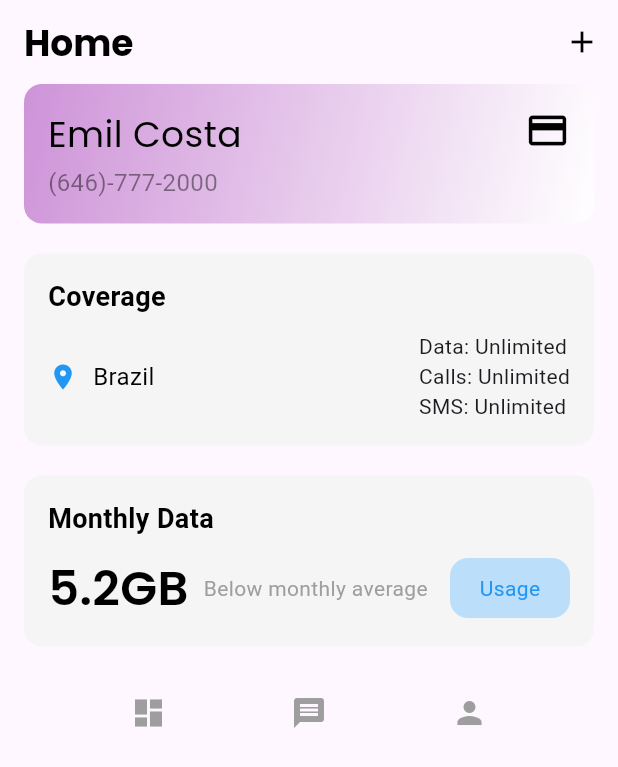
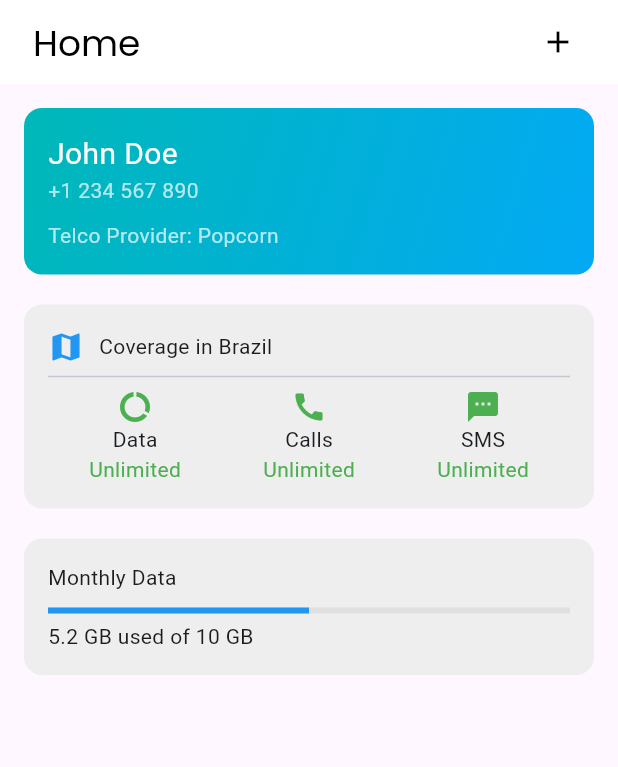
Before and after one commit to JoeDareZone/signalsync, a Flutter app: the HomePage screen opened directly, on a phone screen of 412 x 824 dp. Shown: the top 767 px of the screen. Run offline on Flutter 3.47's test engine with Material 3 defaults, Android fonts, the phone set to English and light mode, and no system bars; our stand-ins replace firebase_auth, firebase_core, google_fonts, google_sign_in, lottie, smooth_page_indicator; accounts and stored records are empty; statements that could not run were skipped.

Commit message:
feat: :sparkles: Add navigation

```diff
--- a/lib/main.dart
+++ b/lib/main.dart
@@ -1,6 +1,8 @@
 import 'package:firebase_core/firebase_core.dart';
 import 'package:flutter/material.dart';
-import 'package:signalsync/screens/onboarding/onboarding_screen.dart';
+import 'package:signalsync/screens/navigation/chat_page.dart';
+import 'package:signalsync/screens/navigation/home_page.dart';
+import 'package:signalsync/screens/navigation/profile_page.dart';
 
 import 'services/firebase_options.dart';
 
@@ -9,17 +11,54 @@ void main() async {
   await Firebase.initializeApp(
     options: DefaultFirebaseOptions.currentPlatform,
   );
-  runApp(const MyApp());
+  runApp(MyApp());
 }
 
 class MyApp extends StatelessWidget {
-  const MyApp({super.key});
-
   @override
   Widget build(BuildContext context) {
     return MaterialApp(
       debugShowCheckedModeBanner: false,
-      home: OnboardingScreen(),
+      home: MainApp(),
     );
   }
 }
+
+class MainApp extends StatefulWidget {
+  const MainApp({super.key});
+
+  @override
+  _MainAppState createState() => _MainAppState();
+}
+
+class _MainAppState extends State<MainApp> {
+  int _selectedIndex = 0;
+
+  final List<Widget> _screens = [
+    HomePage(),
+    ChatPage(),
+    ProfilePage(),
+  ];
+
+  void _onTabTapped(int index) {
+    setState(() {
+      _selectedIndex = index;
+    });
+  }
+
+  @override
+  Widget build(BuildContext context) {
+    return Scaffold(
+      body: _screens[_selectedIndex],
+      bottomNavigationBar: BottomNavigationBar(
+        currentIndex: _selectedIndex,
+        onTap: _onTabTapped,
+        items: const [
+          BottomNavigationBarItem(icon: Icon(Icons.home), label: 'Home'),
+          BottomNavigationBarItem(icon: Icon(Icons.chat), label: 'Chat'),
+          BottomNavigationBarItem(icon: Icon(Icons.person), label: 'Profile'),
+        ],
+      ),
+    );
+  }
+}
--- a/lib/screens/auth/auth_page.dart
+++ b/lib/screens/auth/auth_page.dart
@@ -2,7 +2,7 @@ import 'package:firebase_auth/firebase_auth.dart';
 import 'package:flutter/material.dart';
 import 'package:signalsync/screens/auth/welcome_page.dart';
 
-import '../home/home_page.dart';
+import '../navigation/home_page.dart';
 
 class AuthPage extends StatelessWidget {
   const AuthPage({super.key});
--- a/lib/screens/auth/register_page.dart
+++ b/lib/screens/auth/register_page.dart
@@ -5,7 +5,7 @@ import 'package:signalsync/components/my_button.dart';
 import 'package:signalsync/components/my_textfield.dart';
 import 'package:signalsync/components/square_tile.dart';
 import 'package:signalsync/screens/auth/login_page.dart';
-import 'package:signalsync/screens/home/home_page.dart';
+import 'package:signalsync/screens/navigation/home_page.dart';
 import 'package:signalsync/services/auth/auth_service.dart';
 import 'package:signalsync/theme/colors.dart';
 
--- a/lib/screens/home/home_page.dart
+++ /dev/null
@@ -1,201 +0,0 @@
-import 'package:flutter/material.dart';
-import 'package:google_fonts/google_fonts.dart';
-
-class HomePage extends StatelessWidget {
-  const HomePage({super.key});
-
-  @override
-  Widget build(BuildContext context) {
-    return Scaffold(
-      appBar: AppBar(
-        automaticallyImplyLeading: false,
-        backgroundColor: Colors.transparent,
-        elevation: 0,
-        centerTitle: false,
-        title: Text(
-          'Home',
-          style: GoogleFonts.poppins(
-            fontSize: 24,
-            fontWeight: FontWeight.bold,
-            color: Colors.black,
-          ),
-        ),
-        actions: [
-          IconButton(
-            onPressed: () {},
-            icon: const Icon(Icons.add, color: Colors.black),
-          ),
-        ],
-      ),
-      body: SingleChildScrollView(
-        child: Padding(
-          padding: const EdgeInsets.symmetric(horizontal: 16.0),
-          child: Column(
-            crossAxisAlignment: CrossAxisAlignment.start,
-            children: [
-              // User Card Section
-              Container(
-                padding: const EdgeInsets.all(16),
-                decoration: BoxDecoration(
-                  borderRadius: BorderRadius.circular(12),
-                  gradient: LinearGradient(
-                    colors: [Colors.purple.shade200, Colors.white],
-                    begin: Alignment.topLeft,
-                    end: Alignment.bottomRight,
-                  ),
-                ),
-                child: Row(
-                  crossAxisAlignment: CrossAxisAlignment.start,
-                  children: [
-                    Column(
-                      crossAxisAlignment: CrossAxisAlignment.start,
-                      children: [
-                        Text(
-                          'Emil Costa',
-                          style: GoogleFonts.poppins(
-                            fontSize: 24,
-                            color: Colors.black,
-                          ),
-                        ),
-                        const SizedBox(height: 4),
-                        const Text(
-                          '(646)-777-2000',
-                          style: TextStyle(
-                            fontSize: 16,
-                            color: Colors.black45,
-                          ),
-                        ),
-                      ],
-                    ),
-                    const Spacer(),
-                    Icon(Icons.credit_card, size: 30, color: Colors.black),
-                  ],
-                ),
-              ),
-              const SizedBox(height: 20),
-              // Coverage Section
-              Container(
-                padding: const EdgeInsets.all(16),
-                decoration: BoxDecoration(
-                  borderRadius: BorderRadius.circular(12),
-                  color: Colors.grey.shade100,
-                ),
-                child: Column(
-                  crossAxisAlignment: CrossAxisAlignment.start,
-                  children: [
-                    const Text(
-                      'Coverage',
-                      style: TextStyle(
-                        fontSize: 18,
-                        fontWeight: FontWeight.w600,
-                        color: Colors.black,
-                      ),
-                    ),
-                    const SizedBox(height: 10),
-                    Row(
-                      children: [
-                        const Icon(Icons.location_on,
-                            size: 20, color: Colors.blue),
-                        const SizedBox(width: 10),
-                        const Text(
-                          'Brazil',
-                          style: TextStyle(fontSize: 16, color: Colors.black),
-                        ),
-                        const Spacer(),
-                        Column(
-                          crossAxisAlignment: CrossAxisAlignment.start,
-                          children: const [
-                            Text('Data: Unlimited',
-                                style: TextStyle(fontSize: 14)),
-                            Text('Calls: Unlimited',
-                                style: TextStyle(fontSize: 14)),
-                            Text('SMS: Unlimited',
-                                style: TextStyle(fontSize: 14)),
-                          ],
-                        )
-                      ],
-                    )
-                  ],
-                ),
-              ),
-              const SizedBox(height: 20),
-              // Monthly Data Section
-              Container(
-                padding: const EdgeInsets.all(16),
-                decoration: BoxDecoration(
-                  borderRadius: BorderRadius.circular(12),
-                  color: Colors.grey.shade100,
-                ),
-                child: Column(
-                  crossAxisAlignment: CrossAxisAlignment.start,
-                  children: [
-                    const Text(
-                      'Monthly Data',
-                      style: TextStyle(
-                        fontSize: 18,
-                        fontWeight: FontWeight.w600,
-                        color: Colors.black,
-                      ),
-                    ),
-                    const SizedBox(height: 10),
-                    Row(
-                      children: [
-                        Text(
-                          '5.2GB',
-                          style: GoogleFonts.poppins(
-                            fontSize: 32,
-                            fontWeight: FontWeight.w600,
-                            color: Colors.black,
-                          ),
-                        ),
-                        const SizedBox(width: 10),
-                        const Text(
-                          'Below monthly average',
-                          style: TextStyle(fontSize: 14, color: Colors.grey),
-                        ),
-                        const Spacer(),
-                        Container(
-                          height: 40,
-                          width: 80,
-                          decoration: BoxDecoration(
-                            borderRadius: BorderRadius.circular(12),
-                            color: Colors.blue.shade100,
-                          ),
-                          child: const Center(
-                            child: Text(
-                              'Usage',
-                              style: TextStyle(color: Colors.blue),
-                            ),
-                          ),
-                        ),
-                      ],
-                    )
-                  ],
-                ),
-              ),
-              const SizedBox(height: 20),
-              // Bottom Navigation
-              Row(
-                mainAxisAlignment: MainAxisAlignment.spaceEvenly,
-                children: [
-                  IconButton(
-                    onPressed: () {},
-                    icon: const Icon(Icons.dashboard, color: Colors.grey),
-                  ),
-                  IconButton(
-                    onPressed: () {},
-                    icon: const Icon(Icons.message, color: Colors.grey),
-                  ),
-                  IconButton(
-                    onPressed: () {},
-                    icon: const Icon(Icons.person, color: Colors.grey),
-                  ),
-                ],
-              ),
-            ],
-          ),
-        ),
-      ),
-    );
-  }
-}
--- /dev/null
+++ b/lib/screens/navigation/chat_page.dart
@@ -0,0 +1,19 @@
+import 'package:flutter/material.dart';
+
+class ChatPage extends StatelessWidget {
+  const ChatPage({super.key});
+
+  @override
+  Widget build(BuildContext context) {
+    return Scaffold(
+      appBar: AppBar(
+        title: Text('Chat', style: TextStyle(color: Colors.black)),
+        backgroundColor: Colors.white,
+        elevation: 0,
+      ),
+      body: Center(
+        child: Text('Chat functionality coming soon!'),
+      ),
+    );
+  }
+}
--- /dev/null
+++ b/lib/screens/navigation/home_page.dart
@@ -0,0 +1,151 @@
+import 'package:flutter/material.dart';
+import 'package:google_fonts/google_fonts.dart';
+
+import '../../theme/colors.dart';
+
+class HomePage extends StatelessWidget {
+  const HomePage({super.key});
+
+  @override
+  Widget build(BuildContext context) {
+    return Scaffold(
+      appBar: AppBar(
+        automaticallyImplyLeading: false,
+        backgroundColor: AppColors.white,
+        elevation: 0,
+        centerTitle: false,
+        title: Padding(
+          padding: const EdgeInsets.symmetric(horizontal: 6.0),
+          child: Text(
+            'Home',
+            style: GoogleFonts.poppins(
+              fontSize: 24,
+              color: Colors.black,
+            ),
+          ),
+        ),
+        actions: [
+          Padding(
+            padding: const EdgeInsets.only(right: 16.0),
+            child: IconButton(
+              onPressed: () {},
+              icon: const Icon(Icons.add, color: Colors.black),
+            ),
+          ),
+        ],
+      ),
+      body: SingleChildScrollView(
+        padding: const EdgeInsets.all(16.0),
+        child: Column(
+          crossAxisAlignment: CrossAxisAlignment.start,
+          children: [
+            // User Card
+            AnimatedOpacity(
+              opacity: 1.0,
+              duration: Duration(seconds: 1),
+              child: Container(
+                width: double.infinity,
+                padding: EdgeInsets.all(16),
+                decoration: BoxDecoration(
+                  gradient: LinearGradient(
+                    colors: [AppColors.accentTeal, Colors.lightBlue],
+                    begin: Alignment.topLeft,
+                    end: Alignment.bottomRight,
+                  ),
+                  borderRadius: BorderRadius.circular(12),
+                ),
+                child: Column(
+                  crossAxisAlignment: CrossAxisAlignment.start,
+                  children: [
+                    Text('John Doe',
+                        style: TextStyle(color: Colors.white, fontSize: 20)),
+                    Text('+1 234 567 890',
+                        style: TextStyle(color: Colors.white70)),
+                    SizedBox(height: 10),
+                    Text('Telco Provider: Popcorn',
+                        style: TextStyle(color: Colors.white70)),
+                  ],
+                ),
+              ),
+            ),
+            SizedBox(height: 20),
+
+            // Coverage Section
+            Container(
+              padding: EdgeInsets.all(16),
+              decoration: BoxDecoration(
+                color: Colors.grey[200],
+                borderRadius: BorderRadius.circular(12),
+              ),
+              child: Column(
+                children: [
+                  Row(
+                    children: [
+                      Icon(Icons.map, color: Colors.blue),
+                      SizedBox(width: 10),
+                      Text('Coverage in Brazil'),
+                    ],
+                  ),
+                  Divider(),
+                  Row(
+                    mainAxisAlignment: MainAxisAlignment.spaceAround,
+                    children: [
+                      Column(
+                        children: [
+                          Icon(Icons.data_usage, color: Colors.green),
+                          Text('Data'),
+                          Text('Unlimited',
+                              style: TextStyle(color: Colors.green)),
+                        ],
+                      ),
+                      Column(
+                        children: [
+                          Icon(Icons.call, color: Colors.green),
+                          Text('Calls'),
+                          Text('Unlimited',
+                              style: TextStyle(color: Colors.green)),
+                        ],
+                      ),
+                      Column(
+                        children: [
+                          Icon(Icons.sms, color: Colors.green),
+                          Text('SMS'),
+                          Text('Unlimited',
+                              style: TextStyle(color: Colors.green)),
+                        ],
+                      ),
+                    ],
+                  ),
+                ],
+              ),
+            ),
+            SizedBox(height: 20),
+
+            // Data Remaining Section
+            Container(
+              padding: EdgeInsets.all(16),
+              decoration: BoxDecoration(
+                color: Colors.grey[200],
+                borderRadius: BorderRadius.circular(12),
+              ),
+              child: Column(
+                crossAxisAlignment: CrossAxisAlignment.start,
+                children: [
+                  Text('Monthly Data'),
+                  SizedBox(height: 10),
+                  LinearProgressIndicator(
+                    value: 0.5, // 50% data used
+                    backgroundColor: Colors.grey[300],
+                    color: Colors.blue,
+                  ),
+                  SizedBox(height: 5),
+                  Text('5.2 GB used of 10 GB'),
+                ],
+              ),
+            ),
+          ],
+        ),
+      ),
+    );
+  }
+}
--- /dev/null
+++ b/lib/screens/navigation/profile_page.dart
@@ -0,0 +1,19 @@
+import 'package:flutter/material.dart';
+
+class ProfilePage extends StatelessWidget {
+  const ProfilePage({super.key});
+
+  @override
+  Widget build(BuildContext context) {
+    return Scaffold(
+      appBar: AppBar(
+        title: Text('Profile', style: TextStyle(color: Colors.black)),
+        backgroundColor: Colors.white,
+        elevation: 0,
+      ),
+      body: Center(
+        child: Text('Profile settings coming soon!'),
+      ),
+    );
+  }
+}
--- a/lib/services/auth/auth_service.dart
+++ b/lib/services/auth/auth_service.dart
@@ -1,7 +1,7 @@
 import 'package:firebase_auth/firebase_auth.dart';
 import 'package:flutter/material.dart';
 import 'package:google_sign_in/google_sign_in.dart';
-import 'package:signalsync/screens/home/home_page.dart';
+import 'package:signalsync/screens/navigation/home_page.dart';
 
 class AuthService {
   final FirebaseAuth _firebaseAuth = FirebaseAuth.instance;
--- a/pubspec.yaml
+++ b/pubspec.yaml
@@ -68,6 +68,7 @@ flutter:
     - lib/assets/google.png
     - lib/assets/apple.png
     - lib/assets/logo.png
+    - lib/assets/credit-card.png
 
   # An image asset can refer to one or more resolution-specific "variants", see
   # https://flutter.dev/to/resolution-aware-images
```
Also changed, not shown: lib/assets/credit-card.png (added).
